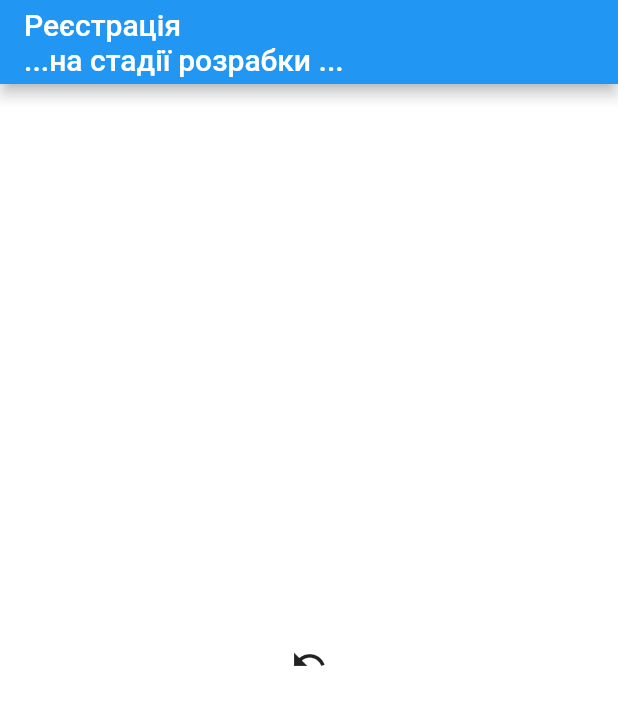
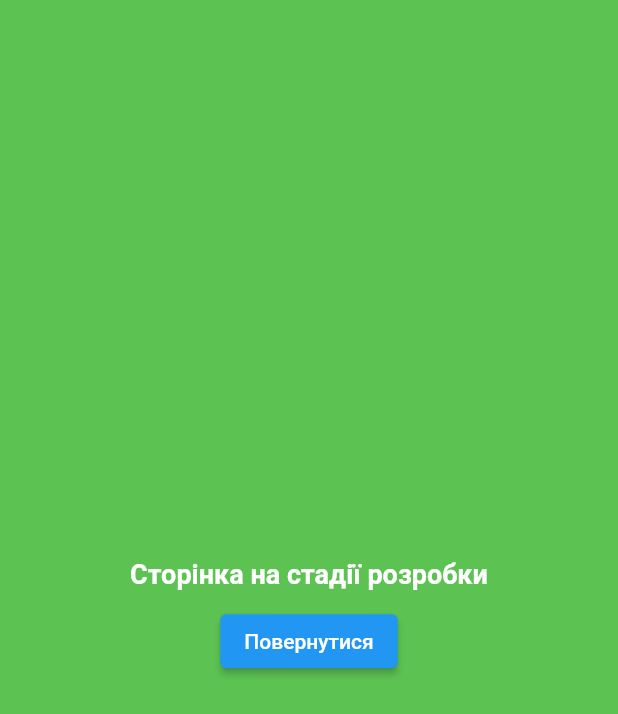
Before and after one commit to gavr1404/first_lesson, a Flutter app: the screen it shows after launch, after a tap on "Register now", on a phone screen of 412 x 824 dp. Shown: the top 714 px of the screen. Run offline on Flutter 3.47's test engine with Material 2 defaults, Android fonts, the light colour scheme and no system bars.

Commit message:
button - not full

```diff
--- a/lib/login_page.dart
+++ b/lib/login_page.dart
@@ -4,7 +4,7 @@ import 'package:first_lesson/forgot_page.dart';
 import 'package:first_lesson/home_page.dart';
 import 'package:first_lesson/register_now.dart';
 import 'package:flutter/material.dart';
-import 'dart:async';
+// import 'dart:async';
 
 class LoginPage extends StatefulWidget {
   const LoginPage({super.key});
@@ -127,41 +127,35 @@ class LoginState extends State<LoginPage> {
 
             SizedBox(height: 10),
 
-            // button sign in
-            Padding(
-              padding: const EdgeInsets.symmetric(horizontal: 100),
-              child: FloatingActionButton(
-                onPressed: () {
-                  Navigator.push(
-                      context,
-                      MaterialPageRoute(
-                          builder: (context) => const HomePage()));
-                },
-                child: Container(
-                  padding: EdgeInsets.all(5),
-                  decoration: BoxDecoration(
-                    color: Colors.green[800],
-                    border: Border.all(color: Colors.white),
-                    borderRadius: BorderRadius.circular(15),
-                  ),
-                  child: Text(
-                    "Sing in",
-                    style: TextStyle(
-                      color: Colors.white,
-                      fontWeight: FontWeight.bold,
-                      fontSize: 10,
-                    ),
-                  ),
-                ),
+            ElevatedButton(
+              style: ButtonStyle(
+                padding: MaterialStatePropertyAll(
+                    EdgeInsets.symmetric(horizontal: 50)),
+                backgroundColor: MaterialStatePropertyAll(Colors.green[800]),
               ),
+              onPressed: () {
+                Navigator.push(context,
+                    MaterialPageRoute(builder: (context) => const HomePage()));
+              },
+              child: Text('Sing in'),
             ),
 
-            // Text(
-            //   "Sign in",
-            //   style: TextStyle(
-            //     color: Colors.white,
-            //     fontWeight: FontWeight.bold,
-            //     fontSize: 15,
+            // button sign in
+            // Padding(
+            //   padding: EdgeInsets.symmetric(horizontal: 30),
+            //   child: ElevatedButton(
+            //     style: ButtonStyle(
+            //         const EdgeInsets.symmetric(horizontal: 30)
+            //         backgroundColor:
+            //             MaterialStatePropertyAll(Colors.green[800]),
+            //             ),
+            //     onPressed: () {
+            //       Navigator.push(
+            //           context,
+            //           MaterialPageRoute(
+            //               builder: (context) => const HomePage()));
+            //     },
+            //     child: Text('Sing in'),
             //   ),
             // ),
 
--- a/lib/register_now.dart
+++ b/lib/register_now.dart
@@ -14,18 +14,34 @@ class RegisterState extends State<RegisterPage> {
     return MaterialApp(
       debugShowCheckedModeBanner: false,
       home: Scaffold(
-        backgroundColor: Colors.white,
-        appBar: AppBar(
-          title: Text("Реєстрація \n...на стадії розрабки ..."),
+        backgroundColor: Color.fromARGB(255, 92, 194, 82),
+        body: Center(
+          child: Column(
+            mainAxisSize: MainAxisSize.min,
+            children: [
+              Text(
+                'Сторінка на стадії розробки',
+                style: TextStyle(
+                  color: Colors.white,
+                  fontWeight: FontWeight.bold,
+                  fontSize: 18,
+                ),
+              ),
+              SizedBox(
+                height: 10,
+              ),
+              ElevatedButton(
+                onPressed: () {
+                  Navigator.push(
+                      context,
+                      MaterialPageRoute(
+                          builder: (context) => const LoginPage()));
+                },
+                child: Text('Повернутися'),
+              ),
+            ],
+          ),
         ),
-        body: Center(
-            child: IconButton(
-          icon: Icon(Icons.undo),
-          onPressed: () {
-            Navigator.push(context,
-                MaterialPageRoute(builder: (context) => const LoginPage()));
-          },
-        )),
       ),
     );
   }
```
Also changed, not shown: lib/forgot_page.dart (+27 -13 lines), lib/home_page.dart (+27 -11 lines).
